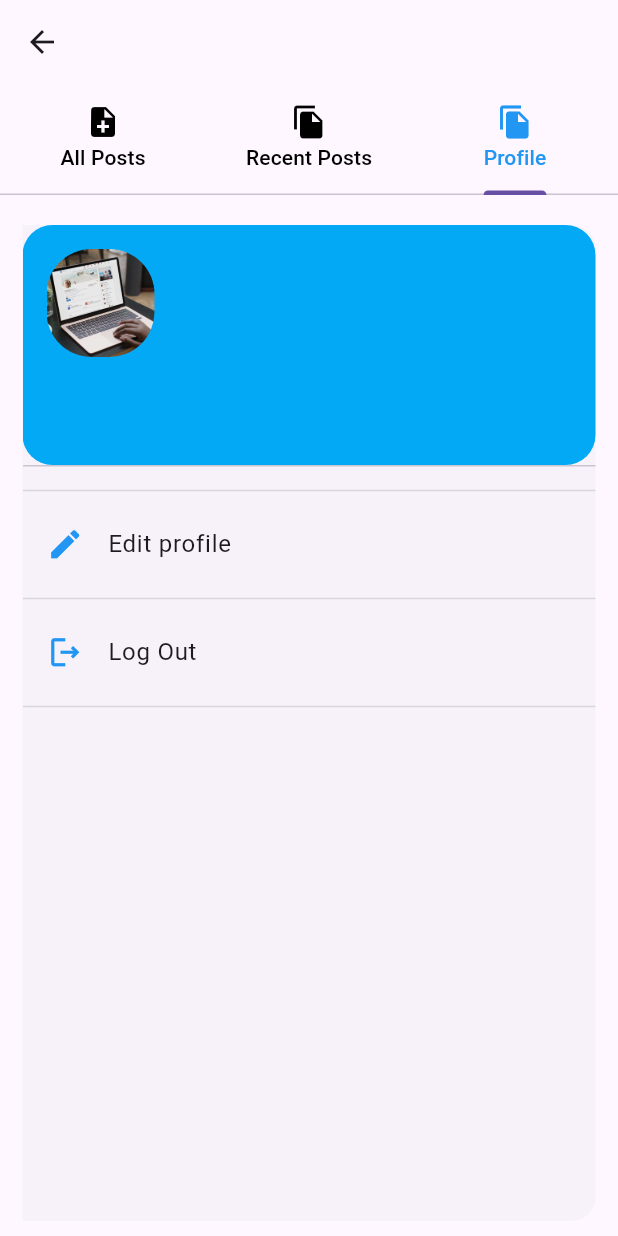
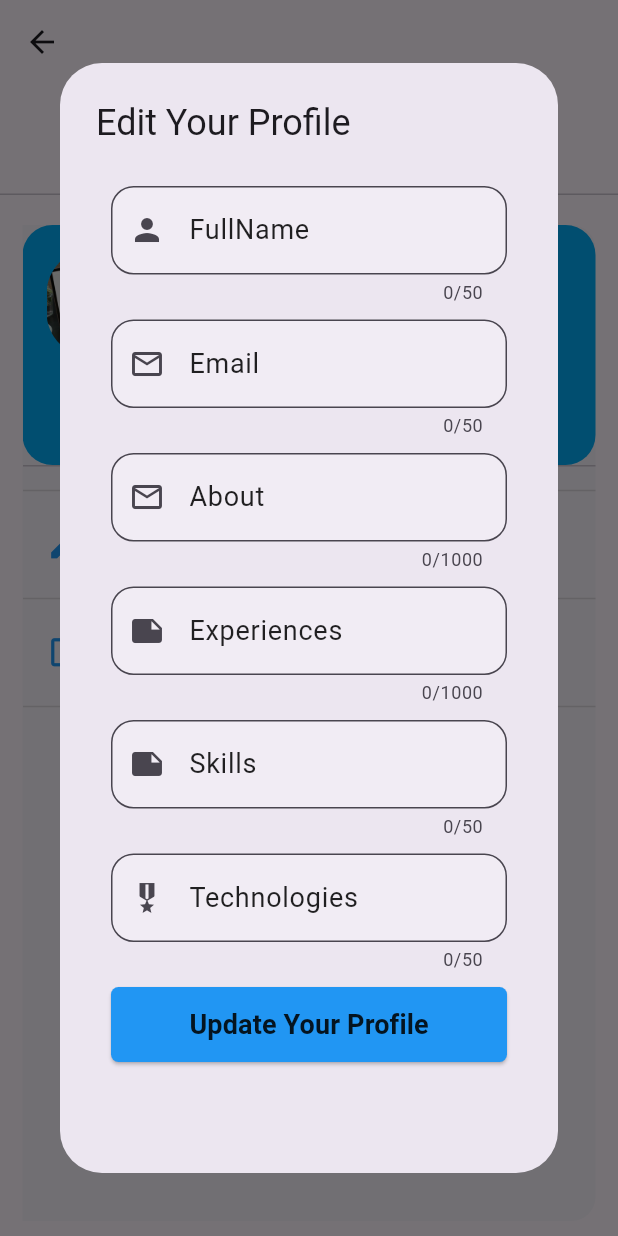
Before and after one commit to Erasto-M/linkedin_clone, a Flutter app: the HomeBarContent screen opened directly, tab 3 chosen, after a tap on "Edit profile", on a phone screen of 412 x 824 dp. Run offline on Flutter 3.47's test engine with Material 3 defaults, Android fonts, the phone set to English and light mode, and no system bars; our stand-ins replace camera, cloud_firestore, firebase_auth, firebase_core, google_sign_in, image_picker; accounts and stored records are empty.

Commit message:
update profile code

```diff
--- a/lib/HomePage/Home/Profile/EditProfile.dart
+++ b/lib/HomePage/Home/Profile/EditProfile.dart
@@ -21,6 +21,12 @@ class _EditProfileState extends State<EditProfile> {
   final licencesController = TextEditingController();
   @override
   Widget build(BuildContext context) {
+    return Container(
+      child: ShowAlertDialogForUpdate(),
+    );
+  }
+  AlertDialog? ShowAlertDialogForUpdate(){
+    showDialog(context: context, builder: (BuildContext context){
       return AlertDialog(
         title: Text("Edit Your Profile"),
         content: Padding(
@@ -115,5 +121,6 @@ class _EditProfileState extends State<EditProfile> {
           ),
         ),
       );
+    });
   }
 }
--- a/lib/HomePage/Home/Profile/profileDetails.dart
+++ b/lib/HomePage/Home/Profile/profileDetails.dart
@@ -4,6 +4,7 @@ import 'package:linkedin_clone/HomePage/Home/Profile/EditProfile.dart';
 
 import '../../../Authentication/Backend/AuthBackend.dart';
 import '../../../Authentication/Backend/SendDatatoFirebase.dart';
+import '../../../Authentication/Screens/ReusableWidgets.dart';
 
 class ProfileInfo extends StatefulWidget {
   const ProfileInfo({super.key});
@@ -13,6 +14,16 @@ class ProfileInfo extends StatefulWidget {
 }
 
 class _ProfileInfoState extends State<ProfileInfo> {
+  final fullNameController = TextEditingController();
+  final emailController = TextEditingController();
+  final SkillsController = TextEditingController();
+  final profilePicController = TextEditingController();
+  final aboutMeController = TextEditingController();
+  final experiencesController = TextEditingController();
+  final projectsController = TextEditingController();
+  final technologiesController = TextEditingController();
+  final educationController = TextEditingController();
+  final licencesController = TextEditingController();
   String? fullName;
   String? email;
 
@@ -65,7 +76,7 @@ class _ProfileInfoState extends State<ProfileInfo> {
             ),
             ListTile(
               leading: const Icon(Icons.edit,size: 25,color: Colors.blue,),
-              onTap: (){EditProfile();},
+              onTap: (){ShowAlertDialogForUpdate();},
               title: const Text("Edit profile"),
             ),
             const Divider(
@@ -120,4 +131,124 @@ class _ProfileInfoState extends State<ProfileInfo> {
       },
     );
   }
+  AlertDialog? ShowAlertDialogForUpdate(){
+    showDialog(context: context, builder: (BuildContext context){
+      return AlertDialog(
+        title: Text("Edit Your Profile"),
+        content: Padding(
+          padding: EdgeInsets.all(10.0),
+          child: SingleChildScrollView(
+            child: Column(
+              children: [
+                textFormField(
+                    fullNameController,
+                    TextInputType.text,
+                    const Icon(Icons.person),
+                    null,
+                    4,
+                    1,
+                    50,
+                    false,
+                    "your FullName",
+                    "FullName",
+                    true,
+                    Colors.white24,
+                    OutlineInputBorder(
+                      borderRadius: BorderRadius.circular(15),
+                    )),
+                showHeight(),
+                textFormField(
+                    emailController,
+                    TextInputType.emailAddress,
+                    const Icon(Icons.email_outlined),
+                    null,
+                    4,
+                    1,
+                    50,
+                    false,
+                    "Enter Email",
+                    "Email",
+                    true,
+                    Colors.white24,
+                    OutlineInputBorder(
+                      borderRadius: BorderRadius.circular(15),
+                    )),
+                showHeight(),
+                textFormField(
+                    aboutMeController,
+                    TextInputType.text,
+                    const Icon(Icons.email_outlined),
+                    null,
+                    50,
+                    1,
+                    1000,
+                    false,
+                    "Tell us about Yourself",
+                    "About",
+                    true,
+                    Colors.white24,
+                    OutlineInputBorder(
+                      borderRadius: BorderRadius.circular(15),
+                    )),
+                showHeight(),
+                textFormField(
+                    experiencesController,
+                    TextInputType.text,
+                    const Icon(Icons.note),
+                    null,
+                    50,
+                    1,
+                    1000,
+                    false,
+                    "Which are your Experiences",
+                    "Experiences",
+                    true,
+                    Colors.white24,
+                    OutlineInputBorder(
+                      borderRadius: BorderRadius.circular(15),
+                    )),
+                showHeight(),
+                textFormField(
+                    emailController,
+                    TextInputType.text,
+                    const Icon(Icons.note),
+                    null,
+                    4,
+                    1,
+                    50,
+                    false,
+                    "Enter Your Skills",
+                    "Skills",
+                    true,
+                    Colors.white24,
+                    OutlineInputBorder(
+                      borderRadius: BorderRadius.circular(15),
+                    )),
+                showHeight(),
+                textFormField(
+                    technologiesController,
+                    TextInputType.text,
+                    const Icon(Icons.military_tech),
+                    null,
+                    4,
+                    1,
+                    50,
+                    false,
+                    "Enter the technologies you use",
+                    "Technologies",
+                    true,
+                    Colors.white24,
+                    OutlineInputBorder(
+                      borderRadius: BorderRadius.circular(15),
+                    )),
+                showHeight(),
+                ShowButton(Colors.blue, () { }, "Update Your Profile", BorderSide.none, FontWeight.bold),
+                const SizedBox(height: 40,),
+              ],
+            ),
+          ),
+        ),
+      );
+    });
+  }
 }
```
Lines whose indentation alone changed are shown as unchanged.
